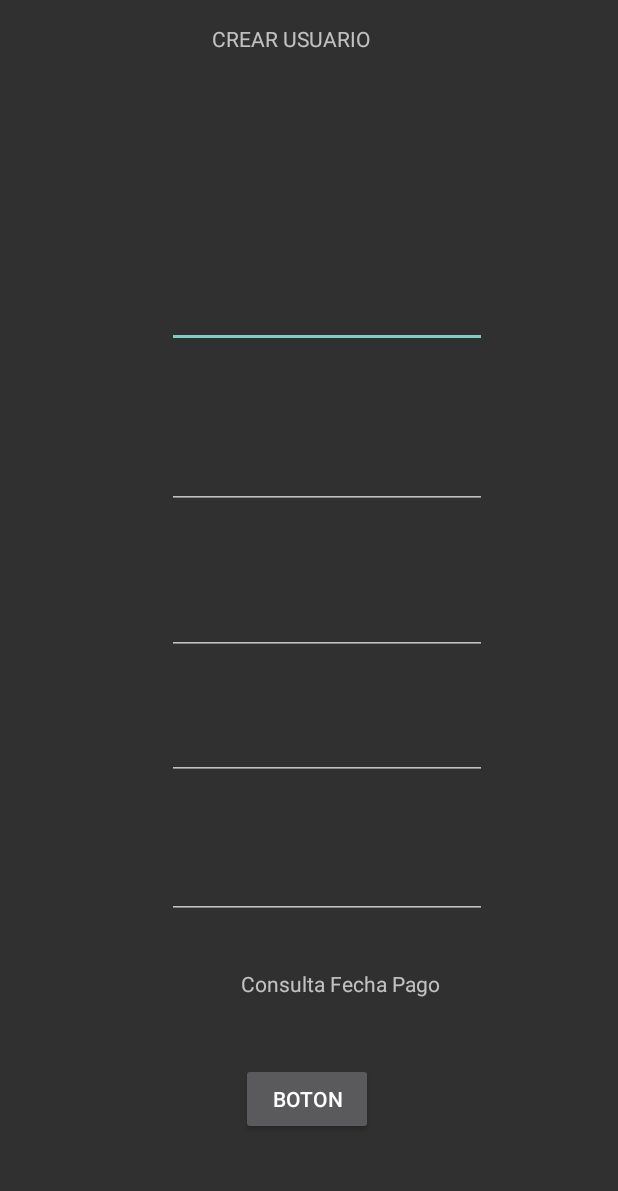
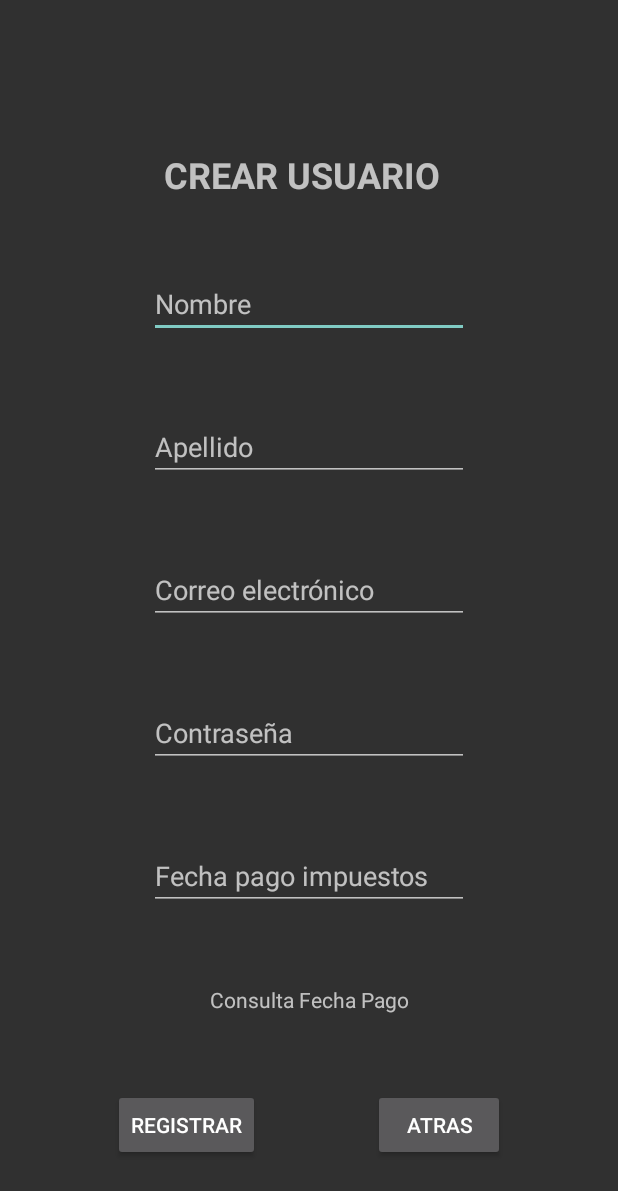
Before and after one commit to Israel8998/ConArt, an Android app: the CrearCuenta screen opened directly, with no data from a screen before it, on a phone screen of 412 x 824 dp. Shown: the top 1191 px of the screen. Run offline under Robolectric (Android 15) with nearby library versions, the phone set to English and light mode, and no system bars; our stand-ins replace Firebase (no records; nobody signed in at launch, a user with empty details on screens opened directly).

Commit message:
creación e ingreso de usuarios

```diff
--- a/app/build.gradle
+++ b/app/build.gradle
@@ -1,6 +1,8 @@
 plugins {
     id 'com.android.application'
     id 'org.jetbrains.kotlin.android'
+    id 'kotlin-android'
+    id 'kotlin-android-extensions'
     id 'com.google.gms.google-services'
 }
 
@@ -38,6 +40,8 @@ dependencies {
     implementation 'androidx.appcompat:appcompat:1.4.2'
     implementation 'com.google.android.material:material:1.6.1'
     implementation 'androidx.constraintlayout:constraintlayout:2.1.4'
+    implementation platform('com.google.firebase:firebase-bom:30.2.0')
+    implementation 'com.google.firebase:firebase-analytics-ktx'
     implementation 'com.google.firebase:firebase-auth:21.0.6'
     testImplementation 'junit:junit:4.13.2'
     androidTestImplementation 'androidx.test.ext:junit:1.1.3'
--- a/app/src/main/java/com/example/conart/CrearCuenta.kt
+++ b/app/src/main/java/com/example/conart/CrearCuenta.kt
@@ -1,11 +1,66 @@
 package com.example.conart
 
+import android.content.Intent
 import androidx.appcompat.app.AppCompatActivity
 import android.os.Bundle
+import androidx.appcompat.app.AlertDialog
+import com.google.firebase.analytics.FirebaseAnalytics
+import com.google.firebase.auth.FirebaseAuth
+import kotlinx.android.synthetic.main.activity_crear_cuenta.*
 
 class CrearCuenta : AppCompatActivity() {
     override fun onCreate(savedInstanceState: Bundle?) {
         super.onCreate(savedInstanceState)
         setContentView(R.layout.activity_crear_cuenta)
+
+
+        //Analytuc Event
+        val analytics = FirebaseAnalytics.getInstance(this)
+        val bundle = Bundle()
+        bundle.putString("message", "Integración de Firebase completa")
+        analytics.logEvent("InitScreen", bundle)
+
+        //Setup
+        setup()
+    }
+
+    private fun setup() {
+        title = "Registro"
+
+        btnRegistrar.setOnClickListener {
+            if (txtCorreoUsuario.text.isNotEmpty() && txtPassword.text.isNotEmpty()) {
+                FirebaseAuth.getInstance().createUserWithEmailAndPassword(txtCorreoUsuario.text.toString(),
+                    txtPassword.text.toString()).addOnCompleteListener {
+                    if (it.isSuccessful){
+                        showSatisfaction()
+                    } else {
+                        showAlert()
+                    }
+                }
+            }
+        }
+
+        btnIniciarSesion.setOnClickListener {
+            val iniciarSesion = Intent(this, IniciarSesion::class.java)
+            startActivity(iniciarSesion)
+        }
+    }
+
+    private fun showAlert() {
+        val builder = AlertDialog.Builder(this)
+        builder.setTitle("Error")
+        builder.setMessage("Se ha producido un error autenticando al usuario")
+        builder.setPositiveButton("Aceptar", null)
+        val dialog: AlertDialog = builder.create()
+        dialog.show()
+    }
+
+    private fun showSatisfaction() {
+        val builder = AlertDialog.Builder(this)
+        builder.setTitle("Registro exitoso")
+        builder.setMessage("Usuario registrado con éxito")
+        builder.setPositiveButton("Aceptar", null)
+        val dialog: AlertDialog = builder.create()
+        dialog.show()
     }
 }
--- a/app/src/main/res/layout/activity_crear_cuenta.xml
+++ b/app/src/main/res/layout/activity_crear_cuenta.xml
@@ -8,13 +8,15 @@
 
     <TextView
         android:id="@+id/textView"
-        android:layout_width="130dp"
-        android:layout_height="0dp"
-        android:layout_marginTop="16dp"
-        android:layout_marginBottom="49dp"
+        android:layout_width="194dp"
+        android:layout_height="30dp"
+        android:layout_marginTop="50dp"
         android:text="CREAR USUARIO"
+        android:textSize="24sp"
+        android:textStyle="bold"
         app:layout_constraintBottom_toTopOf="@+id/txtNombre"
         app:layout_constraintEnd_toEndOf="parent"
+        app:layout_constraintHorizontal_bias="0.5"
         app:layout_constraintStart_toStartOf="parent"
         app:layout_constraintTop_toTopOf="parent" />
 
@@ -22,76 +24,97 @@
         android:id="@+id/txtNombre"
         android:layout_width="wrap_content"
         android:layout_height="wrap_content"
-        android:layout_marginEnd="87dp"
-        android:layout_marginBottom="62dp"
         android:ems="10"
+        android:hint="Nombre"
         android:inputType="textPersonName"
         app:layout_constraintBottom_toTopOf="@+id/txtApellido"
         app:layout_constraintEnd_toEndOf="parent"
+        app:layout_constraintHorizontal_bias="0.5"
+        app:layout_constraintStart_toStartOf="parent"
         app:layout_constraintTop_toBottomOf="@+id/textView" />
 
     <EditText
         android:id="@+id/txtApellido"
         android:layout_width="wrap_content"
         android:layout_height="wrap_content"
-        android:layout_marginBottom="52dp"
         android:ems="10"
+        android:hint="Apellido"
         android:inputType="textPersonName"
         app:layout_constraintBottom_toTopOf="@+id/txtCorreoUsuario"
-        app:layout_constraintStart_toStartOf="@+id/txtNombre"
+        app:layout_constraintEnd_toEndOf="parent"
+        app:layout_constraintHorizontal_bias="0.5"
+        app:layout_constraintStart_toStartOf="parent"
         app:layout_constraintTop_toBottomOf="@+id/txtNombre" />
+
+    <EditText
+        android:id="@+id/txtFechaPagoImp"
+        android:layout_width="wrap_content"
+        android:layout_height="wrap_content"
+        android:ems="10"
+        android:hint="Fecha pago impuestos"
+        android:inputType="textPersonName"
+        app:layout_constraintBottom_toTopOf="@+id/aFechaPago"
+        app:layout_constraintEnd_toEndOf="parent"
+        app:layout_constraintHorizontal_bias="0.5"
+        app:layout_constraintStart_toStartOf="parent"
+        app:layout_constraintTop_toBottomOf="@+id/txtPassword" />
+
+    <TextView
+        android:id="@+id/aFechaPago"
+        android:layout_width="wrap_content"
+        android:layout_height="wrap_content"
+        android:text="Consulta Fecha Pago"
+        app:layout_constraintBottom_toTopOf="@+id/btnRegistrar"
+        app:layout_constraintEnd_toEndOf="parent"
+        app:layout_constraintHorizontal_bias="0.5"
+        app:layout_constraintStart_toStartOf="parent"
+        app:layout_constraintTop_toBottomOf="@+id/txtFechaPagoImp" />
+
+    <Button
+        android:id="@+id/btnRegistrar"
+        android:layout_width="wrap_content"
+        android:layout_height="wrap_content"
+        android:text="Registrar"
+        app:layout_constraintBottom_toBottomOf="parent"
+        app:layout_constraintEnd_toStartOf="@+id/btnIniciarSesion"
+        app:layout_constraintHorizontal_bias="0.5"
+        app:layout_constraintStart_toStartOf="parent"
+        app:layout_constraintTop_toBottomOf="@+id/aFechaPago" />
+
+    <EditText
+        android:id="@+id/txtPassword"
+        android:layout_width="wrap_content"
+        android:layout_height="wrap_content"
+        android:ems="10"
+        android:hint="Contraseña"
+        android:inputType="textPassword"
+        app:layout_constraintBottom_toTopOf="@+id/txtFechaPagoImp"
+        app:layout_constraintEnd_toEndOf="parent"
+        app:layout_constraintHorizontal_bias="0.5"
+        app:layout_constraintStart_toStartOf="parent"
+        app:layout_constraintTop_toBottomOf="@+id/txtCorreoUsuario" />
+
+    <Button
+        android:id="@+id/btnIniciarSesion"
+        android:layout_width="wrap_content"
+        android:layout_height="wrap_content"
+        android:text="Atras"
+        app:layout_constraintBottom_toBottomOf="parent"
+        app:layout_constraintEnd_toEndOf="parent"
+        app:layout_constraintHorizontal_bias="0.5"
+        app:layout_constraintStart_toEndOf="@+id/btnRegistrar"
+        app:layout_constraintTop_toBottomOf="@+id/aFechaPago" />
 
     <EditText
         android:id="@+id/txtCorreoUsuario"
         android:layout_width="wrap_content"
         android:layout_height="wrap_content"
-        android:layout_marginBottom="38dp"
         android:ems="10"
-        android:inputType="textPersonName"
-        app:layout_constraintBottom_toTopOf="@+id/txtPasswrd"
-        app:layout_constraintStart_toStartOf="@+id/txtApellido"
+        android:hint="Correo electrónico"
+        android:inputType="textEmailAddress"
+        app:layout_constraintBottom_toTopOf="@+id/txtPassword"
+        app:layout_constraintEnd_toEndOf="parent"
+        app:layout_constraintHorizontal_bias="0.5"
+        app:layout_constraintStart_toStartOf="parent"
         app:layout_constraintTop_toBottomOf="@+id/txtApellido" />
-
-    <EditText
-        android:id="@+id/txtPasswrd"
-        android:layout_width="wrap_content"
-        android:layout_height="wrap_content"
-        android:layout_marginBottom="47dp"
-        android:ems="10"
-        android:inputType="textPersonName"
-        app:layout_constraintBottom_toTopOf="@+id/txtFechaPagoImp."
-        app:layout_constraintStart_toStartOf="@+id/txtCorreoUsuario"
-        app:layout_constraintTop_toBottomOf="@+id/txtCorreoUsuario" />
-
-    <EditText
-        android:id="@+id/txtFechaPagoImp."
-        android:layout_width="wrap_content"
-        android:layout_height="wrap_content"
-        android:layout_marginBottom="33dp"
-        android:ems="10"
-        android:inputType="textPersonName"
-        app:layout_constraintBottom_toTopOf="@+id/textView2"
-        app:layout_constraintStart_toStartOf="@+id/txtPasswrd"
-        app:layout_constraintTop_toBottomOf="@+id/txtPasswrd" />
-
-    <TextView
-        android:id="@+id/textView2"
-        android:layout_width="wrap_content"
-        android:layout_height="wrap_content"
-        android:layout_marginEnd="31dp"
-        android:layout_marginBottom="43dp"
-        android:text="Consulta Fecha Pago"
-        app:layout_constraintBottom_toTopOf="@+id/btnboton"
-        app:layout_constraintEnd_toEndOf="@+id/txtFechaPagoImp."
-        app:layout_constraintTop_toBottomOf="@+id/txtFechaPagoImp." />
-
-    <Button
-        android:id="@+id/btnboton"
-        android:layout_width="wrap_content"
-        android:layout_height="wrap_content"
-        android:layout_marginBottom="67dp"
-        android:text="Boton"
-        app:layout_constraintBottom_toBottomOf="parent"
-        app:layout_constraintStart_toStartOf="@+id/textView2"
-        app:layout_constraintTop_toBottomOf="@+id/textView2" />
 </androidx.constraintlayout.widget.ConstraintLayout>
```
Also changed, not shown: app/src/main/java/com/example/conart/IniciarSesion.kt (+43 -0 lines), app/src/main/res/layout/activity_iniciar_sesion.xml (+67 -56 lines), app/src/main/res/drawable-mdpi/ic_launcher.png (added), 1 other file.
